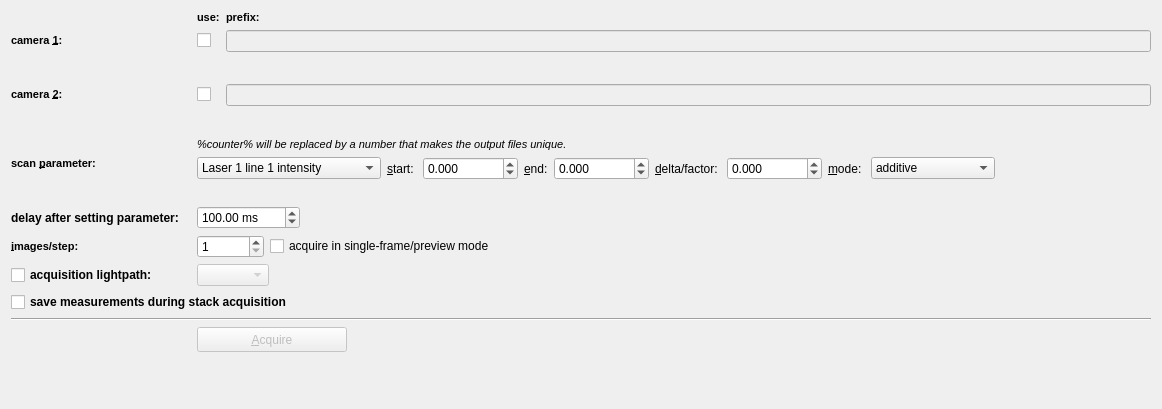
First picture: the form in plugins/spimb040/qfespimb040deviceparamstackconfigwidget.ui, repository jkriege2/QuickFit3, before the edit.
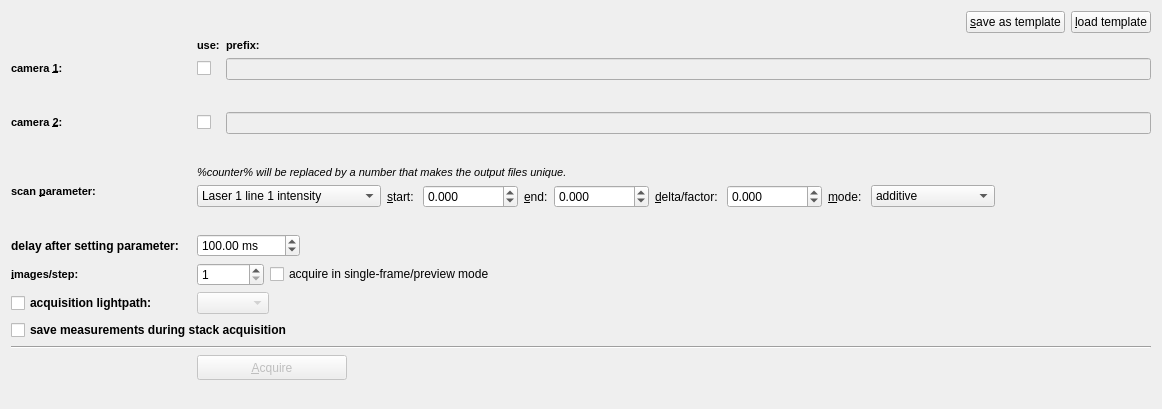
Second picture: the form after the edit. Icons and pictures are not drawn. Custom widgets are drawn as their Qt base class.

Commit message: QuickFit3/B040SPIM: all acquisition settings tabs have save/load template buttons now

Patch:
```diff
--- a/plugins/spimb040/qfespimb040deviceparamstackconfigwidget.ui
+++ b/plugins/spimb040/qfespimb040deviceparamstackconfigwidget.ui
@@ -549,6 +549,62 @@
      </item>
     </layout>
    </item>
+   <item row="0" column="0" colspan="5">
+    <widget class="QWidget" name="widget_2" native="true">
+     <layout class="QHBoxLayout" name="horizontalLayout_17">
+      <property name="margin">
+       <number>0</number>
+      </property>
+      <item>
+       <spacer name="horizontalSpacer_17">
+        <property name="orientation">
+         <enum>Qt::Horizontal</enum>
+        </property>
+        <property name="sizeHint" stdset="0">
+         <size>
+          <width>40</width>
+          <height>20</height>
+         </size>
+        </property>
+       </spacer>
+      </item>
+      <item>
+       <widget class="QPushButton" name="btnSaveTemplate">
+        <property name="text">
+         <string>&amp;save as template</string>
+        </property>
+        <property name="icon">
+         <iconset resource="spimb040.qrc">
+          <normaloff>:/spimb040/template_save.png</normaloff>:/spimb040/template_save.png</iconset>
+        </property>
+        <property name="iconSize">
+         <size>
+          <width>16</width>
+          <height>16</height>
+         </size>
+        </property>
+       </widget>
+      </item>
+      <item>
+       <widget class="QPushButton" name="btnLoadTemplate">
+        <property name="text">
+         <string>&amp;load template</string>
+        </property>
+        <property name="icon">
+         <iconset resource="spimb040.qrc">
+          <normaloff>:/spimb040/template_open.png</normaloff>:/spimb040/template_open.png</iconset>
+        </property>
+        <property name="iconSize">
+         <size>
+          <width>16</width>
+          <height>16</height>
+         </size>
+        </property>
+       </widget>
+      </item>
+     </layout>
+    </widget>
+   </item>
   </layout>
  </widget>
  <customwidgets>
```
The commit also changes 12 other files.
